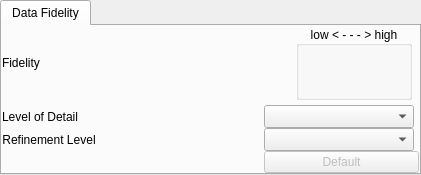
Qt form apps/vaporgui/FidelityWidgetGUI.ui (StasJ/vapor-formatted) before a commit.
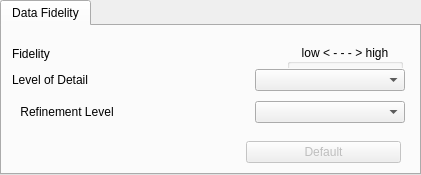
The same form after that commit.

The edit to the form file:
```diff
--- a/apps/vaporgui/FidelityWidgetGUI.ui
+++ b/apps/vaporgui/FidelityWidgetGUI.ui
@@ -73,17 +73,25 @@
         <number>0</number>
        </property>
        <item>
+        <widget class="QFrame" name="">
+         <property name="sizePolicy">
+          <sizepolicy hsizetype="Preferred" vsizetype="Minimum">
+           <horstretch>0</horstretch>
+           <verstretch>0</verstretch>
+          </sizepolicy>
+         </property>
         <layout class="QVBoxLayout" name="verticalLayout">
          <property name="spacing">
           <number>0</number>
          </property>
          <item>
+           <widget class="QFrame" name="fidelityFrame">
           <layout class="QHBoxLayout" name="fidelityLayout">
            <property name="spacing">
             <number>0</number>
            </property>
            <property name="leftMargin">
-            <number>0</number>
+              <number>1</number>
            </property>
            <property name="rightMargin">
             <number>7</number>
@@ -137,17 +145,19 @@
             </widget>
            </item>
           </layout>
+           </widget>
          </item>
          <item>
+           <widget class="QFrame" name="">
           <layout class="QHBoxLayout" name="horizontalLayout">
            <property name="spacing">
             <number>0</number>
            </property>
            <property name="leftMargin">
-            <number>0</number>
+              <number>1</number>
            </property>
            <property name="topMargin">
-            <number>0</number>
+              <number>1</number>
            </property>
            <property name="rightMargin">
             <number>5</number>
@@ -212,14 +222,16 @@
             </widget>
            </item>
           </layout>
+           </widget>
          </item>
          <item>
+           <widget class="QFrame" name="">
           <layout class="QHBoxLayout" name="horizontalLayout_12">
            <property name="spacing">
             <number>0</number>
            </property>
            <property name="topMargin">
-            <number>0</number>
+              <number>1</number>
            </property>
            <property name="rightMargin">
             <number>5</number>
@@ -281,14 +293,16 @@
             </widget>
            </item>
           </layout>
+           </widget>
          </item>
          <item>
+           <widget class="QFrame" name="">
           <layout class="QHBoxLayout" name="horizontalLayout_13">
            <property name="spacing">
             <number>0</number>
            </property>
            <property name="bottomMargin">
-            <number>0</number>
+              <number>1</number>
            </property>
            <item>
             <spacer name="horizontalSpacer_9">
@@ -326,8 +340,10 @@
             </widget>
            </item>
           </layout>
-         </item>
-        </layout>
+           </widget>
+          </item>
+         </layout>
+        </widget>
        </item>
       </layout>
      </widget>
```
Lines whose indentation alone changed are shown as unchanged.
